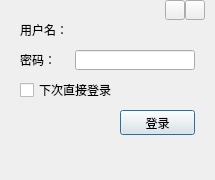
The window that Codes/QT_UI/Login.ui (q381528589/AddWork) describes before a commit, drawn with Qt 5.
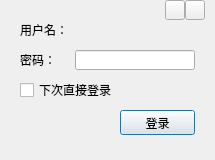
The same window after the commit. Icons and pictures are not drawn.

Commit message: 优化：登录界面的美观问题 修改：任务栏下无法还原窗口的问题 修改：鼠标按下移动后崩溃的问题 修改：鼠标指针只能悬停在窗口顶部才能移动 删除：窗口移动时鼠标指针变化的问题

What changed in the file:
```diff
--- a/Codes/QT_UI/Login.ui
+++ b/Codes/QT_UI/Login.ui
@@ -7,7 +7,7 @@
     <x>0</x>
     <y>0</y>
     <width>215</width>
-    <height>180</height>
+    <height>160</height>
    </rect>
   </property>
   <property name="sizePolicy">
@@ -32,7 +32,7 @@
      <x>0</x>
      <y>0</y>
      <width>215</width>
-     <height>180</height>
+     <height>160</height>
     </rect>
    </property>
    <widget class="QLabel" name="Label_User">
```
The commit also changes 4 other files.
